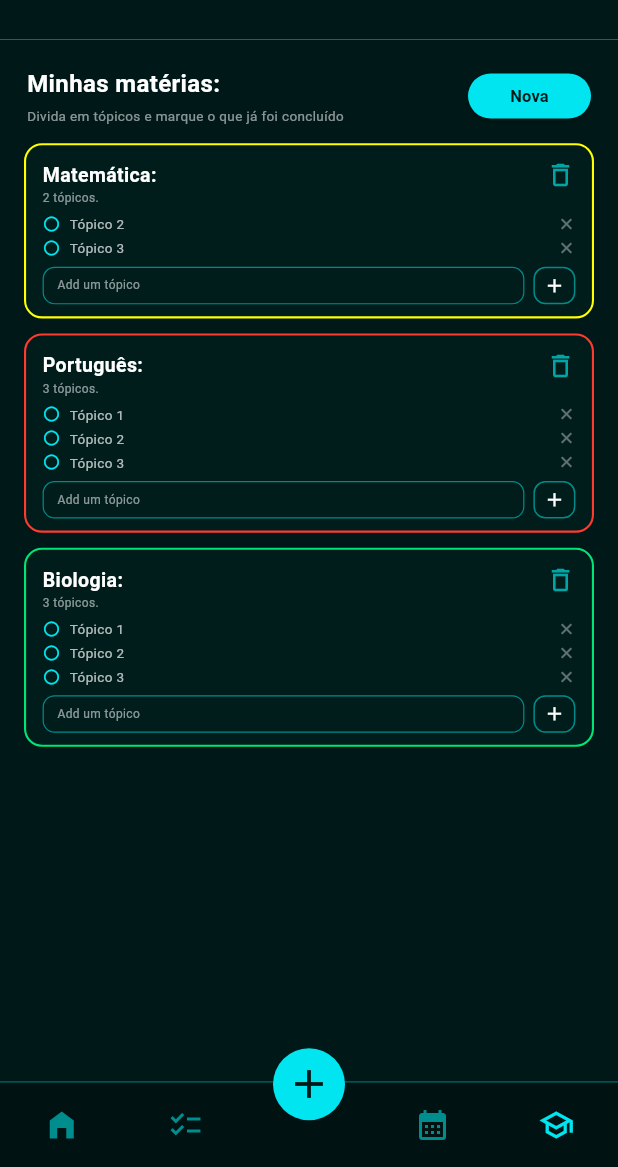
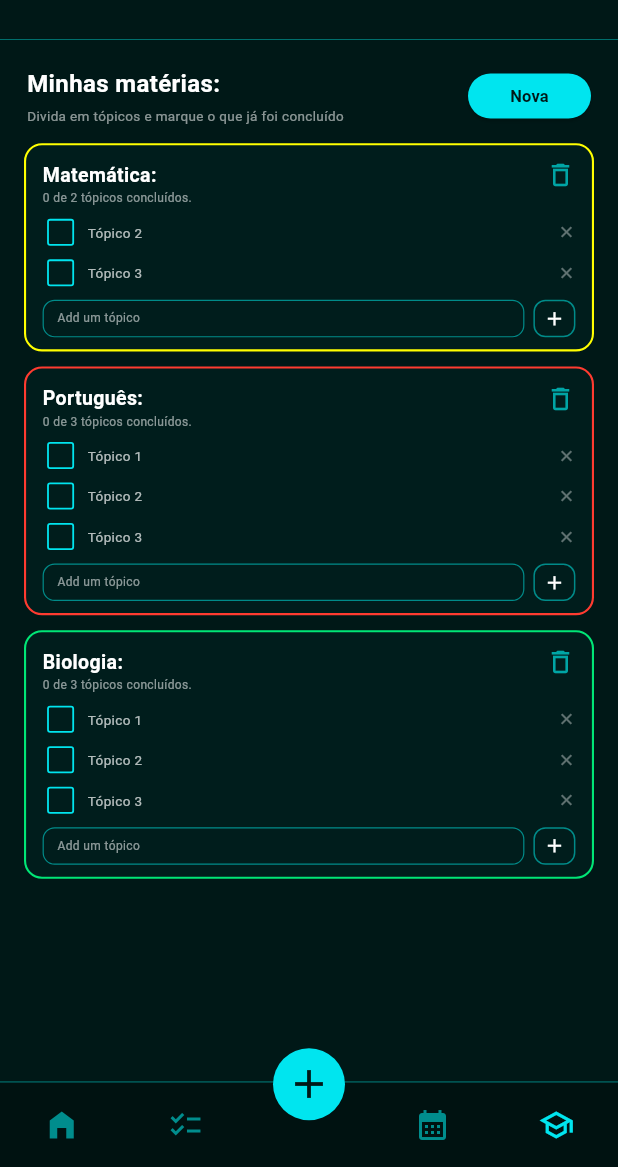
Before and after one commit to jv-sanjos23/studyconnect, a Flutter app: the screen it shows after launch, item 5 of the bottom bar chosen, after a tap on the "close" icon, on a phone screen of 412 x 824 dp, the part 69-1236 px from its top. Run offline on Flutter 3.47's test engine with Material 3 defaults, Android fonts, the phone set to English and light mode, and no system bars.

Commit message:
melhorias na tela materias

```diff
--- a/lib/materias_page.dart
+++ b/lib/materias_page.dart
@@ -17,29 +17,31 @@ class _MateriasPageState extends State<MateriasPage> {
       'nome': 'Matemática',
       'cor': const Color(0xFFFFFF00),
       'topicos': ['Tópico 1', 'Tópico 2', 'Tópico 3'],
+      'topicosConcluidos': <String>{},
     },
     {
       'nome': 'Português',
       'cor': const Color(0xFFFF3B30),
       'topicos': ['Tópico 1', 'Tópico 2', 'Tópico 3'],
+      'topicosConcluidos': <String>{},
     },
     {
       'nome': 'Biologia',
       'cor': const Color(0xFF00E676),
       'topicos': ['Tópico 1', 'Tópico 2', 'Tópico 3'],
+      'topicosConcluidos': <String>{},
     },
   ];
 
-  // ADICIONAR MATÉRIA
   void _adicionarMateria() {
     final controller = TextEditingController();
 
     final List<Color> cores = [
-      const Color(0xFF00E5EF), // Ciano
-      const Color(0xFF00E676), // Verde
-      const Color(0xFF7C3CFF), // Roxo
-      const Color(0xFFFF453A), // Vermelho
-      const Color(0xFFFFD600), // Amarelo
+      const Color(0xFF00E5EF),
+      const Color(0xFF00E676),
+      const Color(0xFF7C3CFF),
+      const Color(0xFFFF453A),
+      const Color(0xFFFFD600),
     ];
 
     Color corSelecionada = cores.first;
@@ -70,9 +72,7 @@ class _MateriasPageState extends State<MateriasPage> {
                         fontWeight: FontWeight.bold,
                       ),
                     ),
-
                     const SizedBox(height: 3),
-
                     const Text(
                       'Dê um nome e adicione uma cor para identificar melhor.',
                       style: TextStyle(
@@ -80,9 +80,7 @@ class _MateriasPageState extends State<MateriasPage> {
                         fontSize: 7,
                       ),
                     ),
-
                     const SizedBox(height: 17),
-
                     const Text(
                       'Nome da matéria:',
                       style: TextStyle(
@@ -91,9 +89,7 @@ class _MateriasPageState extends State<MateriasPage> {
                         fontWeight: FontWeight.bold,
                       ),
                     ),
-
                     const SizedBox(height: 5),
-
                     TextField(
                       controller: controller,
                       autofocus: true,
@@ -123,9 +119,7 @@ class _MateriasPageState extends State<MateriasPage> {
                         ),
                       ),
                     ),
-
                     const SizedBox(height: 10),
-
                     const Text(
                       'Cor:',
                       style: TextStyle(
@@ -134,9 +128,7 @@ class _MateriasPageState extends State<MateriasPage> {
                         fontWeight: FontWeight.bold,
                       ),
                     ),
-
                     const SizedBox(height: 7),
-
                     Row(
                       mainAxisAlignment: MainAxisAlignment.spaceBetween,
                       children: cores.map((cor) {
@@ -172,9 +164,7 @@ class _MateriasPageState extends State<MateriasPage> {
                         );
                       }).toList(),
                     ),
-
                     const SizedBox(height: 15),
-
                     Row(
                       mainAxisAlignment: MainAxisAlignment.end,
                       children: [
@@ -197,9 +187,7 @@ class _MateriasPageState extends State<MateriasPage> {
                             style: TextStyle(fontSize: 10),
                           ),
                         ),
-
                         const SizedBox(width: 6),
-
                         TextButton(
                           onPressed: () {
                             final nome = controller.text.trim();
@@ -207,9 +195,7 @@ class _MateriasPageState extends State<MateriasPage> {
                             if (nome.isEmpty) {
                               ScaffoldMessenger.of(context).showSnackBar(
                                 const SnackBar(
-                                  content: Text(
-                                    'Digite o nome da matéria.',
-                                  ),
+                                  content: Text('Digite o nome da matéria.'),
                                 ),
                               );
                               return;
@@ -220,6 +206,7 @@ class _MateriasPageState extends State<MateriasPage> {
                                 'nome': nome,
                                 'cor': corSelecionada,
                                 'topicos': <String>[],
+                                'topicosConcluidos': <String>{},
                               });
                             });
 
@@ -252,7 +239,7 @@ class _MateriasPageState extends State<MateriasPage> {
           },
         );
       },
-    );
+    ).then((_) => controller.dispose());
   }
 
   // ADICIONAR TÓPICO
@@ -311,7 +298,21 @@ class _MateriasPageState extends State<MateriasPage> {
           ],
         );
       },
-    );
+    ).then((_) => controller.dispose());
+  }
+
+  // MARCAR OU DESMARCAR TÓPICO COMO CONCLUÍDO
+  void _alternarTopico(int indiceMateria, String topico) {
+    setState(() {
+      final Set<String> concluidos =
+      materias[indiceMateria]['topicosConcluidos'];
+
+      if (concluidos.contains(topico)) {
+        concluidos.remove(topico);
+      } else {
+        concluidos.add(topico);
+      }
+    });
   }
 
   // EXCLUIR MATÉRIA
@@ -324,7 +325,11 @@ class _MateriasPageState extends State<MateriasPage> {
   // EXCLUIR TÓPICO
   void _excluirTopico(int indiceMateria, int indiceTopico) {
     setState(() {
+      final String topico =
+      materias[indiceMateria]['topicos'][indiceTopico];
+
       materias[indiceMateria]['topicos'].removeAt(indiceTopico);
+      materias[indiceMateria]['topicosConcluidos'].remove(topico);
     });
   }
 
@@ -332,7 +337,6 @@ class _MateriasPageState extends State<MateriasPage> {
   Widget build(BuildContext context) {
     return Scaffold(
       backgroundColor: const Color(0xFF001817),
-
       body: SafeArea(
         child: Column(
           children: [
@@ -357,9 +361,7 @@ class _MateriasPageState extends State<MateriasPage> {
                     color: azul,
                     size: 23,
                   ),
-
                   const SizedBox(width: 8),
-
                   const Text.rich(
                     TextSpan(
                       children: [
@@ -380,9 +382,7 @@ class _MateriasPageState extends State<MateriasPage> {
                       ],
                     ),
                   ),
-
                   const Spacer(),
-
                   IconButton(
                     onPressed: () {},
                     icon: const Icon(
@@ -422,9 +422,7 @@ class _MateriasPageState extends State<MateriasPage> {
                       ],
                     ),
                   ),
-
                   const SizedBox(width: 12),
-
                   SizedBox(
                     width: 82,
                     height: 30,
@@ -460,6 +458,8 @@ class _MateriasPageState extends State<MateriasPage> {
                   final materia = materias[index];
                   final List<String> topicos =
                   List<String>.from(materia['topicos']);
+                  final Set<String> concluidos =
+                  materia['topicosConcluidos'];
                   final Color cor = materia['cor'] as Color;
 
                   return Container(
@@ -489,7 +489,6 @@ class _MateriasPageState extends State<MateriasPage> {
                                 ),
                               ),
                             ),
-
                             GestureDetector(
                               onTap: () => _excluirMateria(index),
                               child: const Icon(
@@ -502,7 +501,7 @@ class _MateriasPageState extends State<MateriasPage> {
                         ),
 
                         Text(
-                          '${topicos.length} tópicos.',
+                          '${concluidos.length} de ${topicos.length} tópicos concluídos.',
                           style: const TextStyle(
                             color: Colors.white54,
                             fontSize: 8,
@@ -513,28 +512,47 @@ class _MateriasPageState extends State<MateriasPage> {
 
                         // TÓPICOS DA MATÉRIA
                         ...List.generate(topicos.length, (topicoIndex) {
+                          final String topico = topicos[topicoIndex];
+                          final bool concluido = concluidos.contains(topico);
+
                           return Padding(
                             padding: const EdgeInsets.only(bottom: 3),
                             child: Row(
                               children: [
-                                const Icon(
-                                  Icons.radio_button_unchecked,
-                                  color: azul,
-                                  size: 12,
+                                SizedBox(
+                                  width: 24,
+                                  height: 24,
+                                  child: Checkbox(
+                                    value: concluido,
+                                    onChanged: (_) {
+                                      _alternarTopico(index, topico);
+                                    },
+                                    activeColor: azul,
+                                    checkColor: const Color(0xFF001817),
+                                    side: const BorderSide(
+                                      color: azul,
+                                      width: 1.2,
+                                    ),
+                                    visualDensity: VisualDensity.compact,
+                                    materialTapTargetSize:
+                                    MaterialTapTargetSize.shrinkWrap,
+                                  ),
                                 ),
-
                                 const SizedBox(width: 6),
-
                                 Expanded(
                                   child: Text(
-                                    topicos[topicoIndex],
-                                    style: const TextStyle(
-                                      color: Colors.white70,
+                                    topico,
+                                    style: TextStyle(
+                                      color: concluido
+                                          ? Colors.white38
+                                          : Colors.white70,
                                       fontSize: 9,
+                                      decoration: concluido
+                                          ? TextDecoration.lineThrough
+                                          : TextDecoration.none,
                                     ),
                                   ),
                                 ),
-
                                 GestureDetector(
                                   onTap: () => _excluirTopico(
                                     index,
@@ -582,9 +600,7 @@ class _MateriasPageState extends State<MateriasPage> {
                                 ),
                               ),
                             ),
-
                             const SizedBox(width: 6),
-
                             SizedBox(
                               width: 28,
                               height: 25,
@@ -616,12 +632,10 @@ class _MateriasPageState extends State<MateriasPage> {
         ),
       ),
 
-      // MENU INFERIOR IGUAL AO DAS OUTRAS TELAS
       bottomNavigationBar: BottomMenu(
         selectedIndex: 3,
         onTap: (index) {
           if (index == 0) {
-            // HOME
             Navigator.pushReplacement(
               context,
               MaterialPageRoute(
@@ -629,7 +643,6 @@ class _MateriasPageState extends State<MateriasPage> {
               ),
             );
           } else if (index == 1) {
-            // TAREFAS
             Navigator.pushReplacement(
               context,
               MaterialPageRoute(
@@ -637,7 +650,6 @@ class _MateriasPageState extends State<MateriasPage> {
               ),
             );
           } else if (index == 2) {
-            // CRONOGRAMA
             Navigator.pushReplacement(
               context,
               MaterialPageRoute(
@@ -645,7 +657,6 @@ class _MateriasPageState extends State<MateriasPage> {
               ),
             );
           }
-          // Índice 3: já está na tela de Matérias.
         },
         onAdd: _adicionarMateria,
       ),
--- a/lib/nova_atividade_page.dart
+++ b/lib/nova_atividade_page.dart
@@ -84,7 +84,7 @@ class _NovaAtividadePageState extends State<NovaAtividadePage> {
     super.dispose();
   }
 
-  // SELETOR DE DATA
+
   Future<void> _escolherData() async {
     final agora = DateTime.now();
 
--- a/lib/widgets.dart
+++ b/lib/widgets.dart
@@ -61,7 +61,6 @@ class InfoCard extends StatelessWidget {
   }
 }
 
-// MENU INFERIOR
 class BottomMenu extends StatefulWidget {
   final int selectedIndex;
   final Function(int) onTap;
@@ -103,8 +102,6 @@ class _BottomMenuState extends State<BottomMenu> {
         children: [
           for (int i = 0; i < 2; i++)
             _itemMenu(icones[i], i),
-
-          // BOTÃO DE ADICIONAR COM ANIMAÇÃO
           MouseRegion(
             cursor: SystemMouseCursors.click,
             onEnter: (_) {
```
Also changed, not shown: lib/cronograma_page.dart (+6 -22 lines), lib/dados.dart (+2 -5 lines), lib/home_page.dart (+0 -27 lines), lib/tarefas_page.dart (+1 -16 lines).
